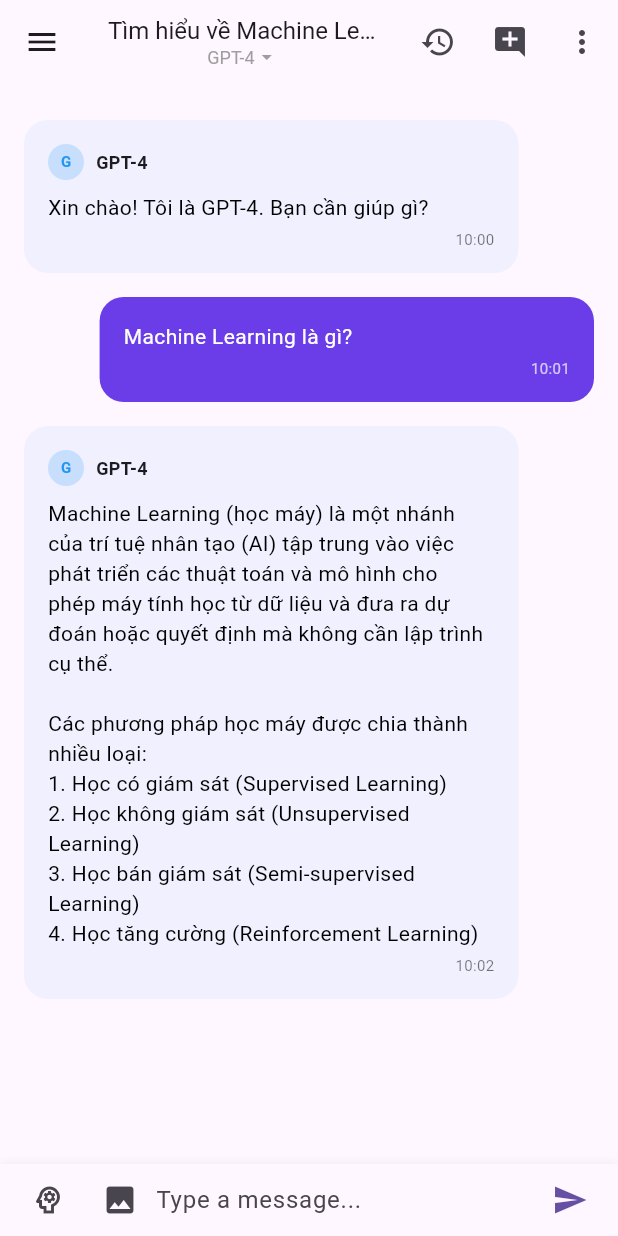
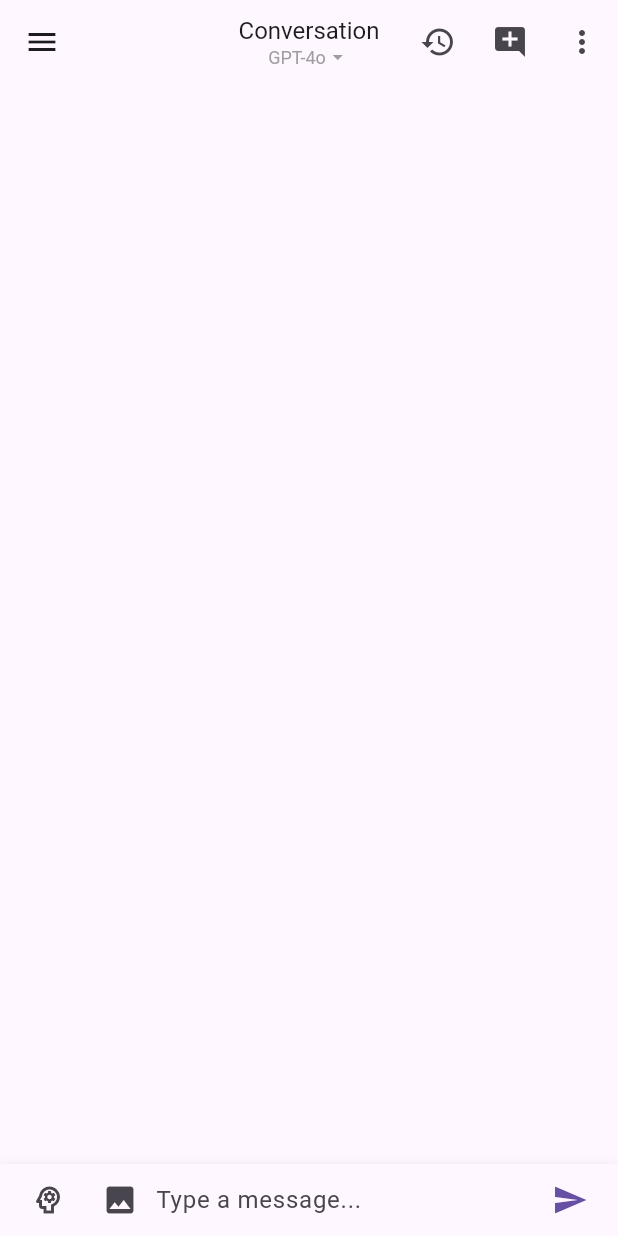
Before and after one commit to qthai2210/AdvancedMobile-AI-Chat, a Flutter app: the ChatDetailScreen screen opened directly, in the side drawer, after a tap on the "send" icon, on a phone screen of 412 x 824 dp. Run offline on Flutter 3.47's test engine with Material 3 defaults, Android fonts, the phone set to English and light mode, and no system bars; our stand-ins replace dio, equatable, flutter_bloc, get_it, go_router, image_picker and 2 more; accounts and stored records are empty.

Commit message:
feat: Refactor dependency injection for ChatBloc, enhance API timeout settings, and implement conversation loading in ChatDetailScreen

```diff
--- a/lib/core/network/api_service.dart
+++ b/lib/core/network/api_service.dart
@@ -17,8 +17,9 @@ class ApiService {
   /// Creates a configured Dio instance with proper interceptors
   static Dio _createDioInstance() {
     final dio = Dio(BaseOptions(
-      connectTimeout: const Duration(seconds: 30),
-      receiveTimeout: const Duration(seconds: 30),
+      connectTimeout: const Duration(seconds: 180),
+      receiveTimeout: const Duration(seconds: 180),
+      sendTimeout: const Duration(seconds: 180),
       headers: ApiConfig.defaultHeaders,
     ));
 
--- a/lib/data/datasources/remote/chat_api_service.dart
+++ b/lib/data/datasources/remote/chat_api_service.dart
@@ -18,7 +18,7 @@ class ChatApiService {
   Future<MessageResponseModel> sendMessage({
     required MessageRequestModel request,
   }) async {
-    const endpoint = '/ai-chat/messages';
+    const endpoint = '/messages';
 
     try {
       // Get the access token from secure storage
@@ -39,7 +39,7 @@ class ChatApiService {
               true, // Accept all status codes to handle errors manually
         ),
       );
-
+      print('Response123: ${response.data}');
       return _apiService.handleResponse<MessageResponseModel>(
         response,
         (data) => MessageResponseModel.fromJson(data),
--- a/lib/data/datasources/remote/conversation_api_service.dart
+++ b/lib/data/datasources/remote/conversation_api_service.dart
@@ -42,7 +42,7 @@ class ConversationApiService {
         queryParameters: queryParams,
         options: Options(
           headers: {
-            // 'Authorization': 'Bearer $accessToken',
+            'Authorization': 'Bearer $accessToken',
             // 'x-jarvis-guid': xJarvisGuid,
           },
         ),
--- a/lib/data/models/chat/message_request_model.dart
+++ b/lib/data/models/chat/message_request_model.dart
@@ -1,4 +1,6 @@
 import 'dart:convert';
+
+import 'package:aichatbot/data/models/chat/conversation_request_params.dart';
 
 class MessageRequestModel {
   final String content;
@@ -44,9 +46,10 @@ class MessageMetadata {
 
 class Conversation {
   final List<ChatMessage> messages;
-
+  final String id;
   Conversation({
     required this.messages,
+    required this.id,
   });
 
   Map<String, dynamic> toJson() {
@@ -87,10 +90,10 @@ class ChatMessage {
 class AssistantModel {
   final String model;
   final String name;
-  final String id;
+  final AssistantId id;
 
   AssistantModel({
-    required this.model,
+    this.model = 'dify',
     required this.name,
     required this.id,
   });
@@ -99,7 +102,7 @@ class AssistantModel {
     return {
       'model': model,
       'name': name,
-      'id': id,
+      'id': id.toString(), // Convert enum to its string representation
     };
   }
 }
--- a/lib/models/ai_agent_model.dart
+++ b/lib/models/ai_agent_model.dart
@@ -1,7 +1,8 @@
 import 'package:flutter/material.dart';
+import 'package:aichatbot/data/models/chat/conversation_request_params.dart';
 
 class AIAgent {
-  final String id;
+  final AssistantId id;
   final String name;
   final String description;
   final Color color;
@@ -12,33 +13,47 @@ class AIAgent {
     required this.description,
     required this.color,
   });
+
+  String get idString => id.toString();
 }
 
 class AIAgents {
   static List<AIAgent> agents = [
     AIAgent(
-      id: 'gpt-4',
-      name: 'GPT-4',
-      description: 'Model tiên tiến nhất với hiệu suất cao',
+      id: AssistantId.GPT_4_O,
+      name: 'GPT-4o',
+      description: 'Most advanced OpenAI model with highest performance',
       color: Colors.blue,
     ),
     AIAgent(
-      id: 'gpt-3.5-turbo',
-      name: 'GPT-3.5 Turbo',
-      description: 'Cân bằng giữa hiệu suất và tốc độ',
+      id: AssistantId.GPT_4_O_MINI,
+      name: 'GPT-4o Mini',
+      description: 'Faster, more efficient version of GPT-4o',
       color: Colors.green,
     ),
     AIAgent(
-      id: 'claude',
-      name: 'Claude',
-      description: 'AI trợ lý từ Anthropic',
+      id: AssistantId.CLAUDE_35_SONNET_20240620,
+      name: 'Claude 3.5 Sonnet',
+      description: 'Latest Claude model with excellent reasoning',
       color: Colors.purple,
     ),
     AIAgent(
-      id: 'llama2',
-      name: 'Llama 2',
-      description: 'Model mã nguồn mở từ Meta',
+      id: AssistantId.CLAUDE_3_HAIKU_20240307,
+      name: 'Claude 3 Haiku',
+      description: 'Fast and efficient Claude model',
       color: Colors.orange,
+    ),
+    AIAgent(
+      id: AssistantId.GEMINI_15_PRO_LATEST,
+      name: 'Gemini 1.5 Pro',
+      description: 'Google\'s advanced multimodal model',
+      color: Colors.red,
+    ),
+    AIAgent(
+      id: AssistantId.GEMINI_15_FLASH_LATEST,
+      name: 'Gemini 1.5 Flash',
+      description: 'Fast and efficient Gemini model',
+      color: Colors.teal,
     ),
   ];
 }
--- a/lib/presentation/bloc/chat/chat_bloc.dart
+++ b/lib/presentation/bloc/chat/chat_bloc.dart
@@ -3,6 +3,8 @@ import 'package:aichatbot/presentation/bloc/chat/chat_event.dart';
 import 'package:aichatbot/presentation/bloc/chat/chat_state.dart';
 import 'package:aichatbot/domain/usecases/chat/send_message_usecase.dart';
 import 'package:aichatbot/core/errors/failures.dart';
+import 'package:aichatbot/utils/token_management_service.dart';
+import 'dart:convert';
 
 class ChatBloc extends Bloc<ChatEvent, ChatState> {
   final SendMessageUseCase sendMessageUseCase;
--- a/lib/screens/chat_detail_screen.dart
+++ b/lib/screens/chat_detail_screen.dart
@@ -23,6 +23,7 @@ import 'package:aichatbot/presentation/bloc/conversation/conversation_state.dart
 import 'package:aichatbot/presentation/bloc/chat/chat_bloc.dart';
 import 'package:aichatbot/presentation/bloc/chat/chat_event.dart';
 import 'package:aichatbot/presentation/bloc/chat/chat_state.dart';
+import 'package:aichatbot/utils/guid_generator.dart';
 import 'package:aichatbot/core/di/injection_container.dart' as di;
 
 import 'package:aichatbot/widgets/chat/image_capture_options.dart';
@@ -77,37 +78,9 @@ class _ChatDetailScreenState extends State<ChatDetailScreen> {
   bool _showHistory = false;
   final bool _isLoadingHistory = false;
 
-  // Sample history for demo purposes
-  final List<ChatThread> _chatThreads = [
-    ChatThread(
-      id: '1',
-      title: 'Tìm hiểu về Machine Learning',
-      lastMessage: 'Machine Learning là một phần của...',
-      timestamp: DateTime.now().subtract(const Duration(minutes: 5)),
-      agentType: 'GPT-4',
-    ),
-    ChatThread(
-      id: '2',
-      title: 'Giải bài toán phức tạp',
-      lastMessage: 'Để giải bài toán này, ta cần áp dụng...',
-      timestamp: DateTime.now().subtract(const Duration(hours: 2)),
-      agentType: 'Claude',
-    ),
-    ChatThread(
-      id: '3',
-      title: 'Lập trình Flutter',
-      lastMessage: 'Flutter là framework phát triển ứng dụng...',
-      timestamp: DateTime.now().subtract(const Duration(days: 1)),
-      agentType: 'GPT-3.5',
-    ),
-    ChatThread(
-      id: '4',
-      title: 'Tư vấn dự án',
-      lastMessage: 'Để quản lý dự án hiệu quả, bạn nên...',
-      timestamp: DateTime.now().subtract(const Duration(days: 3)),
-      agentType: 'GPT-4',
-    ),
-  ];
+  // Conversation history will be fetched from the API
+  List<ChatThread> _chatThreads = [];
+
   @override
   void initState() {
     super.initState();
@@ -141,8 +114,8 @@ class _ChatDetailScreenState extends State<ChatDetailScreen> {
           );
         } catch (e) {
           print('Error loading conversation: $e');
-          // Fallback to mock data if the bloc operation fails
-          _mockLoadExistingThread();
+          // Fallback to empty conversation with welcome message if the bloc operation fails
+          _loadExistingConversation();
         }
       }
     } catch (e) {
@@ -171,33 +144,49 @@ class _ChatDetailScreenState extends State<ChatDetailScreen> {
         ),
       );
     } else {
-      _mockLoadExistingThread();
+      // Load existing conversation from API
+      _loadExistingConversation();
     }
   }
 
-  void _mockLoadExistingThread() {
-    _currentThreadTitle = 'Tìm hiểu về Machine Learning';
+  void _loadExistingConversation() {
+    // This will be replaced with actual API call implementation
+    _currentThreadTitle = widget.threadId ?? 'Conversation';
 
-    _messages = [
-      Message(
-        text: "Xin chào! Tôi là ${_selectedAgent.name}. Bạn cần giúp gì?",
-        isUser: false,
-        timestamp: DateTime.now().subtract(const Duration(minutes: 30)),
-        agent: _selectedAgent,
-      ),
-      Message(
-        text: "Machine Learning là gì?",
-        isUser: true,
-        timestamp: DateTime.now().subtract(const Duration(minutes: 29)),
-      ),
-      Message(
-        text:
-            "Machine Learning (học máy) là một nhánh của trí tuệ nhân tạo (AI) tập trung vào việc phát triển các thuật toán và mô hình cho phép máy tính học từ dữ liệu và đưa ra dự đoán hoặc quyết định mà không cần lập trình cụ thể.\n\nCác phương pháp học máy được chia thành nhiều loại:\n1. Học có giám sát (Supervised Learning)\n2. Học không giám sát (Unsupervised Learning)\n3. Học bán giám sát (Semi-supervised Learning)\n4. Học tăng cường (Reinforcement Learning)",
-        isUser: false,
-        timestamp: DateTime.now().subtract(const Duration(minutes: 28)),
-        agent: _selectedAgent,
-      ),
-    ];
+    // Show loading state initially
+    setState(() {
+      _messages = [];
+      _isTyping = true;
+    });
+
+    // Try to load conversation data using the ConversationBloc
+    try {
+      if (widget.threadId != null) {
+        final bloc = context.read<ConversationBloc>();
+        bloc.add(
+          FetchConversations(
+            //threadId: widget.threadId,
+            cursor: _nextCursor,
+            limit: 100,
+            xJarvisGuid: '',
+          ),
+        );
+      }
+    } catch (e) {
+      print('Error loading conversation data: $e');
+      // Add a fallback welcome message if conversation loading fails
+      setState(() {
+        _isTyping = false;
+        _messages.add(
+          Message(
+            text: "Xin chào! Tôi là ${_selectedAgent.name}. Bạn cần giúp gì?",
+            isUser: false,
+            timestamp: DateTime.now(),
+            agent: _selectedAgent,
+          ),
+        );
+      });
+    }
   }
 
   Future<void> _pickImageFromGallery() async {
@@ -280,31 +269,32 @@ class _ChatDetailScreenState extends State<ChatDetailScreen> {
         }
 
         // Create conversation history for the API request
-        List<msg_model.ChatMessage> conversationHistory = _messages.map((msg) {
-          return msg_model.ChatMessage(
-              role: msg.isUser ? 'user' : 'model',
-              content: msg.text,
-              files: [],
-              assistant: msg.isUser
-                  ? null
-                  : msg_model.AssistantModel(
-                      model: "knowledge-base",
-                      name: _selectedAgent.name,
-                      id: _selectedAgent.id ??
-                          "29178123-34d4-4e52-94fb-8e580face2d5"));
-        }).toList();
+        // create conversationHIstory empty
+        List<msg_model.ChatMessage> conversationHistory = [];
+        // List<msg_model.ChatMessage> conversationHistory = _messages.map((msg) {
+        //   return msg_model.ChatMessage(
+        //       role: msg.isUser ? 'user' : 'model',
+        //       content: msg.text,
+        //       files: [],
+        //       assistant: msg.isUser
+        //           ? null
+        //           : msg_model.AssistantModel(
+        //               model: "dify",
+        //               name: _selectedAgent.name,
+        //               id: _selectedAgent.id,
+        //             ));
+        // }).toList();
 
         // Create API request
         final requestModel = msg_model.MessageRequestModel(
           content: message,
           files: [],
           metadata: msg_model.MessageMetadata(
-            conversation: msg_model.Conversation(messages: conversationHistory),
+            conversation:
+                msg_model.Conversation(messages: conversationHistory, id: ''),
           ),
           assistant: msg_model.AssistantModel(
-              model: "knowledge-base",
-              name: _selectedAgent.name,
-              id: _selectedAgent.id),
+              model: "dify", name: _selectedAgent.name, id: _selectedAgent.id),
         );
 
         // Use ChatBloc to send the message
@@ -341,18 +331,7 @@ class _ChatDetailScreenState extends State<ChatDetailScreen> {
       _showImageOptions = !_showImageOptions;
     });
   }
-
-  String _generateAIResponse(String userMessage) {
-    if (userMessage.toLowerCase().contains('flutter')) {
-      return "Flutter là một framework UI mã nguồn mở được phát triển bởi Google. Nó cho phép bạn xây dựng ứng dụng đẹp, nhanh chóng cho mobile, web, và desktop từ một codebase duy nhất. Flutter sử dụng ngôn ngữ Dart và có một hệ sinh thái package phong phú.";
-    } else if (userMessage.toLowerCase().contains('ai')) {
-      return "Trí tuệ nhân tạo (AI) là lĩnh vực nghiên cứu về việc làm cho máy tính thể hiện hành vi thông minh. AI hiện đại tập trung vào machine learning, deep learning, và các kỹ thuật cho phép máy tính học từ dữ liệu.";
-    } else if (userMessage.contains('?')) {
-      return "Đó là một câu hỏi thú vị. Để trả lời chính xác, tôi cần thêm thông tin. Bạn có thể nêu rõ hơn hoặc cung cấp thêm ngữ cảnh được không?";
-    } else {
-      return "Cảm ơn thông tin của bạn. Tôi có thể giúp gì thêm cho bạn? Bạn có thể hỏi tôi về bất kỳ chủ đề nào và tôi sẽ cố gắng hỗ trợ bạn tốt nhất có thể.";
-    }
-  }
+  // We're no longer using mock AI responses since we're using the ChatBloc for real API responses
 
   void _scrollToBottom() {
     Future.delayed(const Duration(milliseconds: 100), () {
@@ -394,8 +373,18 @@ class _ChatDetailScreenState extends State<ChatDetailScreen> {
     setState(() {
       _showHistory = false;
       _currentThreadTitle = thread.title;
-      _mockLoadExistingThread();
     });
+
+    // Navigate to the thread using its ID
+    // Load the conversation using the thread ID
+    context.read<ConversationBloc>().add(
+          const FetchConversations(
+            // threadId: thread.id,
+            cursor: null,
+            limit: 100,
+            xJarvisGuid: '',
+          ),
+        );
   }
 
   // Start a new chat conversation
@@ -591,6 +580,118 @@ class _ChatDetailScreenState extends State<ChatDetailScreen> {
     }
   }
 
+  void _handleConversationState(ConversationState state) {
+    if (state is ConversationLoading) {
+      setState(() {
+        _isTyping = true;
+      });
+    } else if (state is ConversationLoaded) {
+      setState(() {
+        _isTyping = false;
+
+        // Update chat threads for history panel if available
+        if (state.conversations.isNotEmpty) {
+          _chatThreads = state.conversations
+              .map((conv) => ChatThread(
+                    id: conv.id,
+                    // id: conv.id,
+                    // title: conv.title ?? 'Untitled Conversation',
+                    title: 'Untitled Conversation',
+                    lastMessage: conv.messages.isNotEmpty == true
+                        ? (conv.messages.first.content ?? 'No content')
+                        : 'No messages',
+                    timestamp: DateTime.now(),
+                    agentType: 'AI Assistant',
+                  ))
+              .toList();
+
+          // If there's a specific conversation to display
+          if (widget.threadId != null && state.conversations.isNotEmpty) {
+            final conversation = state.conversations.firstWhere(
+              (conv) => conv.id == widget.threadId,
+              orElse: () => state.conversations.first,
+            );
+
+            //_currentThreadTitle = conversation.title ?? 'Conversation';
+            _currentThreadTitle = 'Conversation';
+
+            // Convert conversation messages to UI Message model
+            _messages = [];
+
+            for (var msg in conversation.messages) {
+              _messages.add(
+                Message(
+                  text: msg.content ?? '',
+                  isUser: msg.role == 'user',
+                  //   timestamp: msg.createdAt ?? DateTime.now(),
+                  timestamp: DateTime.now(),
+
+                  agent: msg.role == 'user' ? null : _selectedAgent,
+                ),
+              );
+            }
+
+            // Scroll to bottom after loading messages
+            _scrollToBottom();
+          }
+
+          // Store cursor for pagination if available
+          _nextCursor = state.nextCursor;
+        }
+      });
+    } else if (state is ConversationError) {
+      setState(() {
+        _isTyping = false;
+
+        // Add an error message if there's no content to display
+        if (_messages.isEmpty) {
+          _messages.add(
+            Message(
+              text:
+                  "Sorry, there was an error loading this conversation: ${state.message}",
+              isUser: false,
+              timestamp: DateTime.now(),
+              agent: _selectedAgent,
+            ),
+          );
+        }
+      });
+
+      // Show error in snackbar
+      ScaffoldMessenger.of(context).showSnackBar(
+        SnackBar(content: Text('Error: ${state.message}')),
+      );
+    } else if (state is MessageSent) {
+      // Handle when a message is sent and response received
+      setState(() {
+        _isTyping = false;
+
+        // Add AI response to chat if it's not already added by ChatBloc
+        // This is a safeguard in case both blocs handle the same message
+        final responseExists = _messages
+            .any((msg) => !msg.isUser && msg.text == state.responseMessage);
+
+        if (!responseExists) {
+          _messages.add(
+            Message(
+              text: state.responseMessage,
+              isUser: false,
+              timestamp: DateTime.now(),
+              agent: _selectedAgent,
+            ),
+          );
+        }
+      });
+
+      _scrollToBottom();
+    } else if (state is MessageGenerating) {
+      // Handle when AI is generating a message
+      setState(() {
+        _isTyping = true;
+      });
+    }
+  }
+
   @override
   Widget build(BuildContext context) {
     return MultiBlocProvider(
@@ -606,7 +707,7 @@ class _ChatDetailScreenState extends State<ChatDetailScreen> {
         listeners: [
           BlocListener<ConversationBloc, ConversationState>(
             listener: (context, state) {
-              // _handleConversationState(state);
+              _handleConversationState(state);
             },
           ),
           BlocListener<ChatBloc, ChatState>(
--- a/lib/screens/login_screen.dart
+++ b/lib/screens/login_screen.dart
@@ -49,8 +49,10 @@ class _LoginScreenState extends State<LoginScreen> {
           Future.delayed(const Duration(milliseconds: 500), () {
             // Sử dụng Go Router nếu ứng dụng của bạn đang dùng
             try {
-              context.go(
-                  '/chat'); // hoặc '/prompts' tùy theo cấu trúc route của bạn
+              // move to chat detail screen
+              context.go('/chat/detail/${state.user?.id}');
+              // context.go(
+              //     '/chat'); // hoặc '/prompts' tùy theo cấu trúc route của bạn
             } catch (_) {
               // Fallback cho Navigation 1.0 nếu Go Router không khả dụng
               Navigator.of(context)
--- a/pubspec.yaml
+++ b/pubspec.yaml
@@ -23,6 +23,7 @@ dependencies:
   json_annotation: ^4.8.1
   equatable: ^2.0.7
   shared_preferences: ^2.2.2
+  uuid: ^4.5.1
 
 dev_dependencies:
   flutter_test:
```
Also changed, not shown: lib/core/di/injection_container.dart (+3 -7 lines), lib/main.dart (+8 -0 lines), lib/utils/guid_generator.dart (added, +31 -0 lines), lib/utils/token_management_service.dart (added), pubspec.lock.
